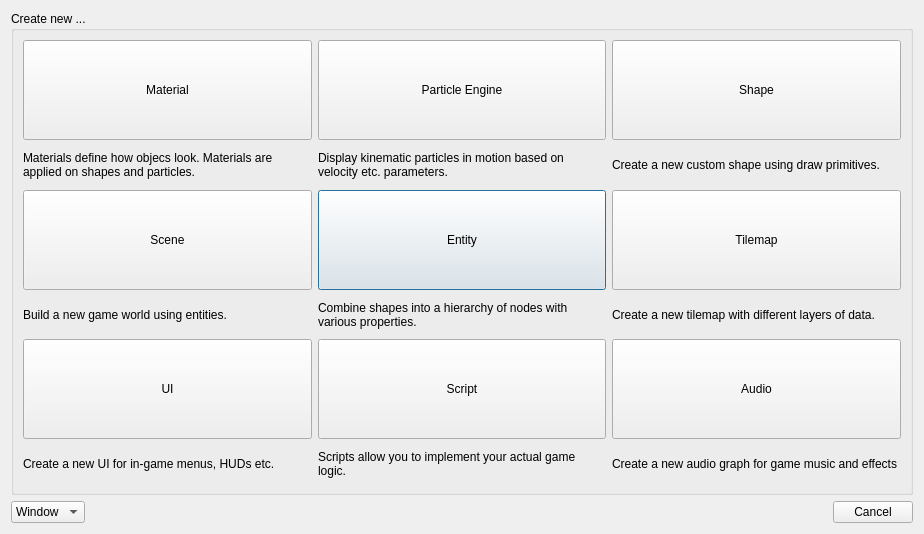
Qt form editor/gui/dlgnew.ui (ensisoft/detonator) before a commit.
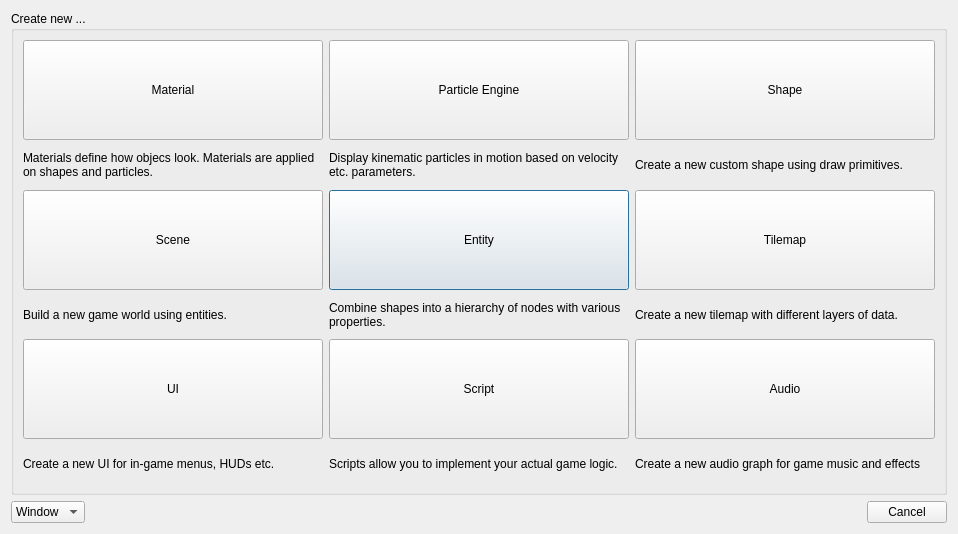
The same form after that commit. Icons and pictures are not drawn.

Commit message:
Fix some small UI layout discrepancies between widgets
Fix some small UI layout discrepencies between widgets.

The edit to the form file:
```diff
--- a/editor/gui/dlgnew.ui
+++ b/editor/gui/dlgnew.ui
@@ -42,10 +42,16 @@
           </property>
           <property name="minimumSize">
            <size>
-            <width>150</width>
+            <width>300</width>
             <height>100</height>
            </size>
           </property>
+          <property name="maximumSize">
+           <size>
+            <width>300</width>
+            <height>16777215</height>
+           </size>
+          </property>
           <property name="text">
            <string>Entity</string>
           </property>
@@ -79,10 +85,16 @@
           </property>
           <property name="minimumSize">
            <size>
-            <width>150</width>
+            <width>300</width>
             <height>100</height>
            </size>
           </property>
+          <property name="maximumSize">
+           <size>
+            <width>300</width>
+            <height>16777215</height>
+           </size>
+          </property>
           <property name="text">
            <string>Script</string>
           </property>
@@ -116,13 +128,13 @@
           </property>
           <property name="minimumSize">
            <size>
-            <width>150</width>
+            <width>300</width>
             <height>100</height>
            </size>
           </property>
           <property name="maximumSize">
            <size>
-            <width>16772251</width>
+            <width>300</width>
             <height>16772251</height>
            </size>
           </property>
@@ -171,10 +183,16 @@
           </property>
           <property name="minimumSize">
            <size>
-            <width>150</width>
+            <width>300</width>
             <height>100</height>
            </size>
           </property>
+          <property name="maximumSize">
+           <size>
+            <width>300</width>
+            <height>16777215</height>
+           </size>
+          </property>
           <property name="text">
            <string>Particle Engine</string>
           </property>
@@ -208,10 +226,16 @@
           </property>
           <property name="minimumSize">
            <size>
-            <width>150</width>
+            <width>300</width>
             <height>100</height>
            </size>
           </property>
+          <property name="maximumSize">
+           <size>
+            <width>300</width>
+            <height>16777215</height>
+           </size>
+          </property>
           <property name="text">
            <string>Scene</string>
           </property>
@@ -245,10 +269,16 @@
           </property>
           <property name="minimumSize">
            <size>
-            <width>150</width>
+            <width>300</width>
             <height>100</height>
            </size>
           </property>
+          <property name="maximumSize">
+           <size>
+            <width>300</width>
+            <height>16777215</height>
+           </size>
+          </property>
           <property name="text">
            <string>Tilemap</string>
           </property>
@@ -282,10 +312,16 @@
           </property>
           <property name="minimumSize">
            <size>
-            <width>150</width>
+            <width>300</width>
             <height>100</height>
            </size>
           </property>
+          <property name="maximumSize">
+           <size>
+            <width>300</width>
+            <height>16777215</height>
+           </size>
+          </property>
           <property name="text">
            <string>UI</string>
           </property>
@@ -319,10 +355,16 @@
           </property>
           <property name="minimumSize">
            <size>
-            <width>150</width>
+            <width>300</width>
             <height>100</height>
            </size>
           </property>
+          <property name="maximumSize">
+           <size>
+            <width>300</width>
+            <height>16777215</height>
+           </size>
+          </property>
           <property name="text">
            <string>Audio</string>
           </property>
@@ -356,10 +398,16 @@
           </property>
           <property name="minimumSize">
            <size>
-            <width>150</width>
+            <width>300</width>
             <height>100</height>
            </size>
           </property>
+          <property name="maximumSize">
+           <size>
+            <width>300</width>
+            <height>16777215</height>
+           </size>
+          </property>
           <property name="text">
            <string>Shape</string>
           </property>
```
The commit also changes 4 other files.
